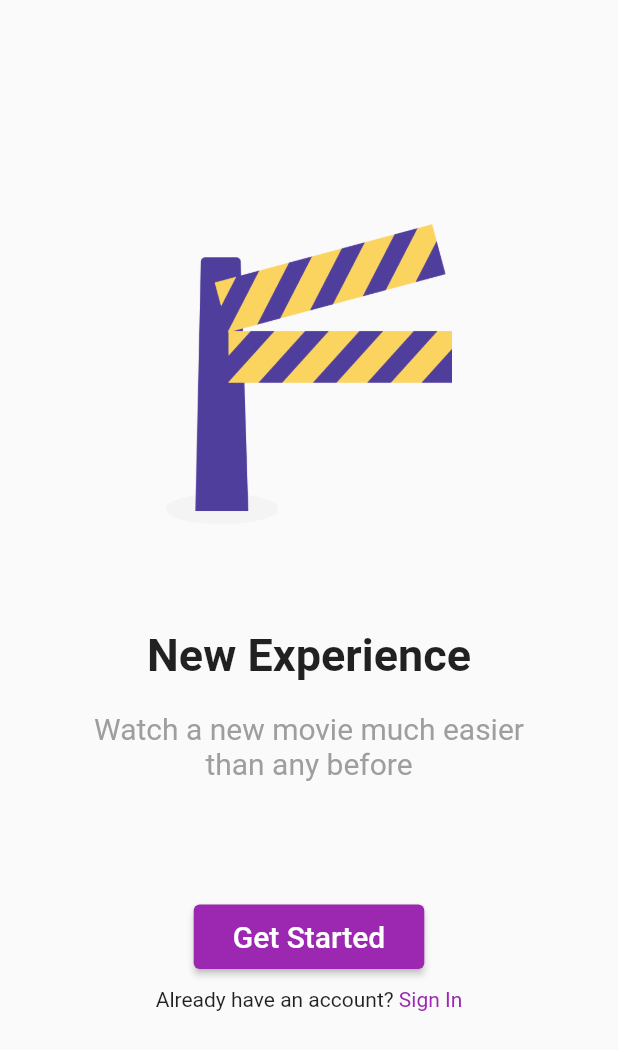
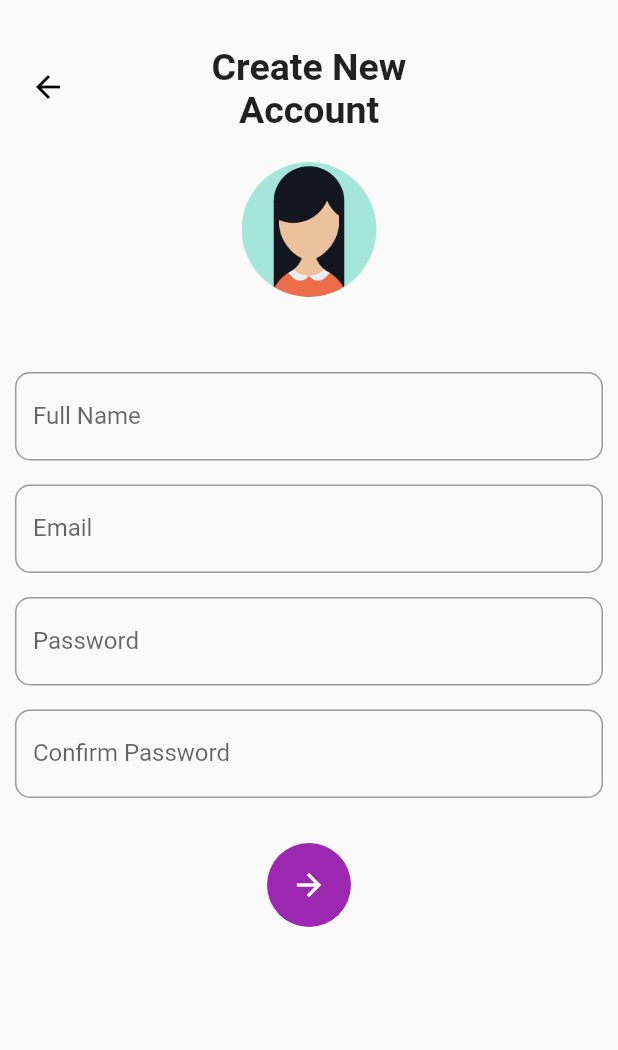
Before and after one commit to rachmanmarjianto/mobileProgramming2021, a Flutter app: the screen it shows after launch, after a tap on "Get Started", on a phone screen of 412 x 824 dp. Shown: the top 1050 px of the screen. Run offline on Flutter 3.47's test engine with Material 2 defaults, Android fonts, the phone set to English and light mode, and no system bars; our stand-ins replace splashscreen.

Commit message:
UTS_MOBILE_151911513047_Prestika Rayunti Santika

```diff
--- a/lib/main.dart
+++ b/lib/main.dart
@@ -26,7 +26,7 @@ class MyApp extends StatelessWidget {
               color: Colors.white
           ),
         ),
-        image: Image.asset('assets/unair_mbkm.png'),
+        image: Image.asset('assets/logoUnair.png'),
         photoSize: 100,
         backgroundColor: Colors.blue,
         loaderColor: Colors.white,
--- a/lib/pages/login.dart
+++ b/lib/pages/login.dart
@@ -1,4 +1,5 @@
 import 'package:flutter/material.dart';
+import 'package:project_uts/pages/sign_up.dart';
 
 class Login extends StatelessWidget{
   @override
@@ -39,7 +40,16 @@ class Login extends StatelessWidget{
               Container(
                 padding: EdgeInsets.only(top: 80),
                 child: ElevatedButton(
-                    onPressed: (){},
+                  onPressed: (){
+                    Navigator.push(
+                      context,
+                      MaterialPageRoute(
+                        builder: (BuildContext context){
+                          return sign_up();
+                        },
+                      ),
+                    );
+                  },
                   child: Container(
                     padding: EdgeInsets.all(10),
                     child: Text(
--- /dev/null
+++ b/lib/pages/sign_up.dart
@@ -0,0 +1,120 @@
+import 'package:flutter/material.dart';
+
+class sign_up extends StatelessWidget {
+  const sign_up({Key? key}) : super(key: key);
+
+  @override
+  Widget build(BuildContext context) {
+    return Scaffold(
+        body: Center(
+            child: Padding(
+              padding: const EdgeInsets.all(10.0),
+              child: ListView(children: [
+                Container(
+                  margin: EdgeInsets.only(top: 20, bottom: 22, left: 10, right: 10),
+                  height: 56,
+                  child: Stack(
+                    children: <Widget>[
+                      Align(
+                        alignment: Alignment.centerLeft,
+                        child: GestureDetector(
+                          onTap: () {
+                            Navigator.pop(context);
+                          },
+                          child: Icon(
+                            Icons.arrow_back,
+                            color: Colors.black,
+                          ),
+                        ),
+                      ),
+                      Center(
+                        child: Text(
+                          "Create New\nAccount",
+                          style: TextStyle(fontSize: 25, fontWeight: FontWeight.bold),
+                          textAlign: TextAlign.center,
+                        ),
+                      ),
+                    ],
+                  ),
+                ),
+                Center(
+                  child: Container(
+                    height: 104,
+                    width: 90,
+                    child: Stack(
+                      children: <Widget>[
+                        Container(
+                          height: 90,
+                          width: 90,
+                          decoration: BoxDecoration(
+                              shape: BoxShape.circle,
+                              image: DecorationImage(
+                                  fit: BoxFit.cover,
+                                  image: AssetImage("assets/tika.png"))),
+                        ),
+                      ],
+                    ),
+                  ),
+                ),
+                SizedBox(
+                  height: 36,
+                ),
+                TextField(
+                  // controller: nameController,
+                  decoration: InputDecoration(
+                      border:
+                      OutlineInputBorder(borderRadius: BorderRadius.circular(10)),
+                      labelText: "Full Name",
+                      hintText: "Full Name"),
+                ),
+                SizedBox(
+                  height: 16,
+                ),
+                TextField(
+                  // controller: emailController,
+                  decoration: InputDecoration(
+                      border:
+                      OutlineInputBorder(borderRadius: BorderRadius.circular(10)),
+                      labelText: "Email",
+                      hintText: "Email"),
+                ),
+                SizedBox(
+                  height: 16,
+                ),
+                TextField(
+                  // controller: passwordController,
+                  obscureText: true,
+                  decoration: InputDecoration(
+                      border:
+                      OutlineInputBorder(borderRadius: BorderRadius.circular(10)),
+                      labelText: "Password",
+                      hintText: "Password"),
+                ),
+                SizedBox(
+                  height: 16,
+                ),
+                TextField(
+                  // controller: retypePassswordController,
+                  obscureText: true,
+                  decoration: InputDecoration(
+                      border:
+                      OutlineInputBorder(borderRadius: BorderRadius.circular(10)),
+                      labelText: "Confirm Password",
+                      hintText: "Confirm Password"),
+                ),
+                SizedBox(
+                  height: 30,
+                ),
+                FloatingActionButton(
+                  child: Icon(
+                    Icons.arrow_forward,
+                    color: Colors.white,
+                  ),
+                  backgroundColor: Colors.purple,
+                  elevation: 0,
+                  onPressed: () {},
+                )
+              ]),
+            )));
+  }
+}
```
Also changed, not shown: assets/foto.png (added), assets/tika.png (added), pubspec.lock, 1 other file. Lines whose indentation alone changed are shown as unchanged.
